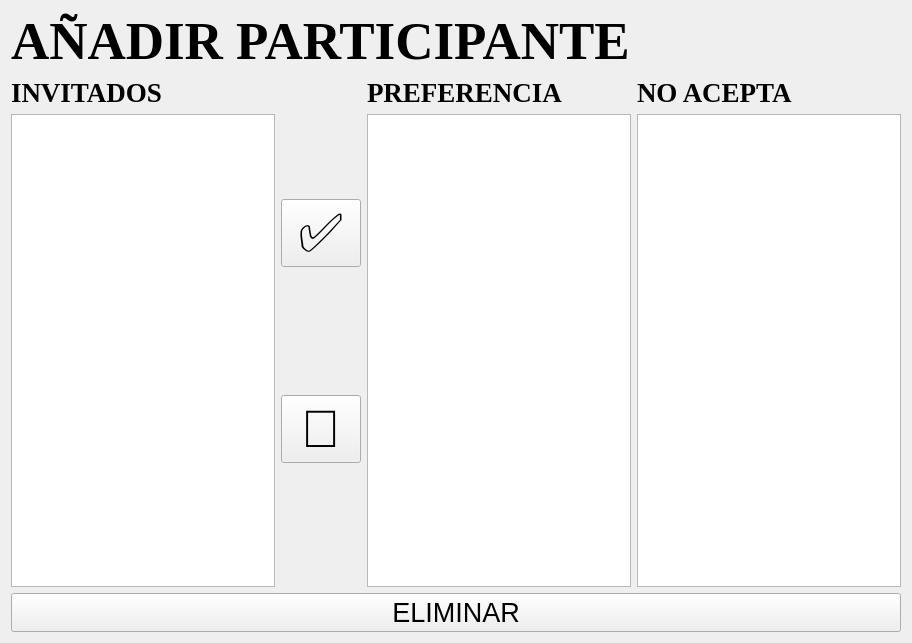
roblesgg/GestionEventos, file Interfaces/CrearParticipante.ui: the form before one commit.
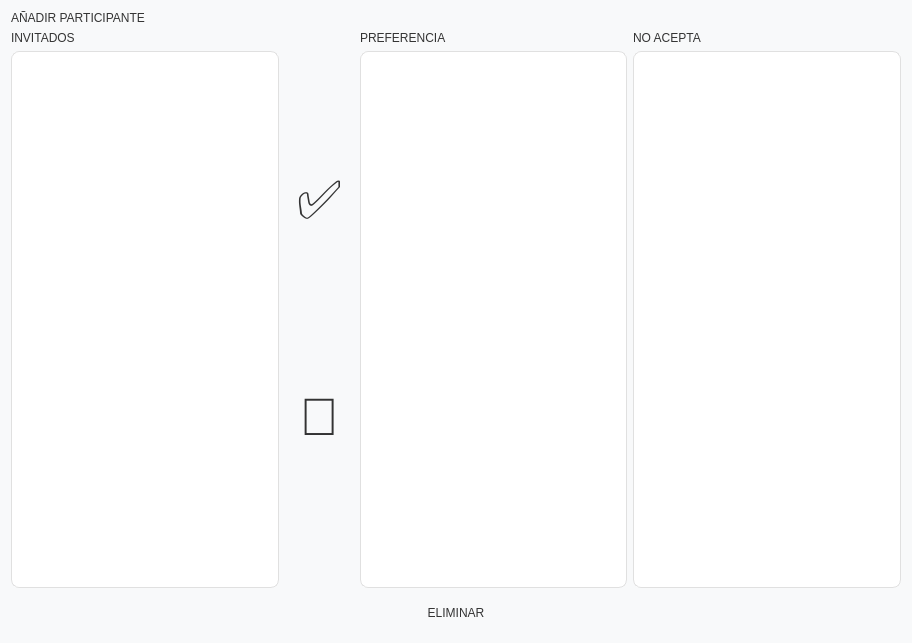
The form after the commit.

Patch:
```diff
--- a/Interfaces/CrearParticipante.ui
+++ b/Interfaces/CrearParticipante.ui
@@ -13,17 +13,95 @@
   <property name="windowTitle">
    <string>AÑADIR PARTICIPANTE</string>
   </property>
+  
+  <property name="styleSheet">
+   <string>
+/* --- Estilo General --- */
+QWidget {
+    font-family: 'Segoe UI', 'Arial', 'sans-serif';
+    background-color: #F8F9FA; /* Un blanco roto muy suave */
+    color: #333333;
+}
+
+/* --- Título Principal --- */
+QLabel[objectName="TitleLabel_AddParticipant"] {
+    font-size: 24pt; /* Unificado y minimalista */
+    font-weight: bold;
+    color: #2C3E50; /* Un azul oscuro */
+    padding-bottom: 10px;
+    background-color: transparent;
+}
+
+/* --- Etiquetas de listas (Invitados, Preferencia...) --- */
+QLabel[objectName^="Label_"] {
+    font-size: 14pt; /* Unificado y minimalista */
+    font-weight: bold;
+    color: #333;
+    background-color: transparent;
+}
+
+/* --- Botones Generales (para que no afecte a los emoji) --- */
+QPushButton {
+    border-radius: 8px; /* ¡ESQUINAS REDONDEADAS! */
+    padding: 12px;
+}
+
+/* --- Botón Mover a Preferencia (✅) --- */
+QPushButton[objectName="MoveToPreference_Btn"] {
+    background-color: #E8F5E9; /* Verde pastel */
+    color: #388E3C; /* Verde oscuro */
+    border: none;
+}
+QPushButton[objectName="MoveToPreference_Btn"]:hover {
+    background-color: #C8E6C9;
+}
+
+/* --- Botón Mover a No Acepta (🚫) --- */
+QPushButton[objectName="MoveToAvoid_Btn"] {
+    background-color: #FFEBEE; /* Rojo pastel */
+    color: #D32F2F; /* Rojo oscuro */
+    border: none;
+}
+QPushButton[objectName="MoveToAvoid_Btn"]:hover {
+    background-color: #FFCDD2;
+}
+
+/* --- Botón de "Peligro" (Eliminar) --- */
+QPushButton[objectName="DeleteParticipant_Btn"] {
+    background-color: #FFEBEE; /* Rosa pastel */
+    color: #D32F2F; /* Rojo oscuro */
+    font-size: 14pt; /* Tamaño legible */
+    font-weight: bold;
+    border: none;
+    min-height: 28px;
+}
+QPushButton[objectName="DeleteParticipant_Btn"]:hover {
+    background-color: #FFCDD2;
+}
+
+/* --- Tablas (QTableView) --- */
+QTableView {
+    background-color: #FFFFFF;
+    border: 1px solid #E0E0E0;
+    gridline-color: #E0E0E0; /* Color de la cuadrícula */
+    border-radius: 8px; /* ESQUINAS REDONDEADAS */
+    font-size: 10pt;
+}
+
+/* --- Cabeceras de Tablas --- */
+QHeaderView::section {
+    background-color: #F1F3F5; /* Un gris muy claro para cabeceras */
+    padding: 8px;
+    border: none;
+    font-weight: bold;
+    font-size: 10pt;
+}
+   </string>
+  </property>
+  
   <layout class="QVBoxLayout" name="verticalLayout">
    <item>
-    <widget class="QLabel" name="label">
-     <property name="font">
-      <font>
-       <family>Times New Roman</family>
-       <pointsize>40</pointsize>
-       <weight>75</weight>
-       <bold>true</bold>
-      </font>
-     </property>
+    <widget class="QLabel" name="TitleLabel_AddParticipant">
      <property name="text">
       <string>AÑADIR PARTICIPANTE</string>
      </property>
@@ -34,15 +112,7 @@
      <item>
       <layout class="QVBoxLayout" name="verticalLayout_3">
        <item>
-        <widget class="QLabel" name="label_2">
-         <property name="font">
-          <font>
-           <family>Times New Roman</family>
-           <pointsize>20</pointsize>
-           <weight>75</weight>
-           <bold>true</bold>
-          </font>
-         </property>
+        <widget class="QLabel" name="Label_AllGuests">
          <property name="text">
           <string>INVITADOS</string>
          </property>
@@ -84,15 +154,7 @@
      <item>
       <layout class="QVBoxLayout" name="verticalLayout_7">
        <item>
-        <widget class="QLabel" name="label_3">
-         <property name="font">
-          <font>
-           <family>Times New Roman</family>
-           <pointsize>20</pointsize>
-           <weight>75</weight>
-           <bold>true</bold>
-          </font>
-         </property>
+        <widget class="QLabel" name="Label_Preference">
          <property name="text">
           <string>PREFERENCIA</string>
          </property>
@@ -106,15 +168,7 @@
      <item>
       <layout class="QVBoxLayout" name="verticalLayout_9">
        <item>
-        <widget class="QLabel" name="label_4">
-         <property name="font">
-          <font>
-           <family>Times New Roman</family>
-           <pointsize>20</pointsize>
-           <weight>75</weight>
-           <bold>true</bold>
-          </font>
-         </property>
+        <widget class="QLabel" name="Label_Avoid">
          <property name="text">
           <string>NO ACEPTA</string>
          </property>
@@ -128,12 +182,7 @@
     </layout>
    </item>
    <item>
-    <widget class="QPushButton" name="pushButton_3">
-     <property name="font">
-      <font>
-       <pointsize>20</pointsize>
-      </font>
-     </property>
+    <widget class="QPushButton" name="DeleteParticipant_Btn">
      <property name="text">
       <string>ELIMINAR</string>
      </property>
```
Left out of the diff: 12 changed lines with no effect on the pictures.
